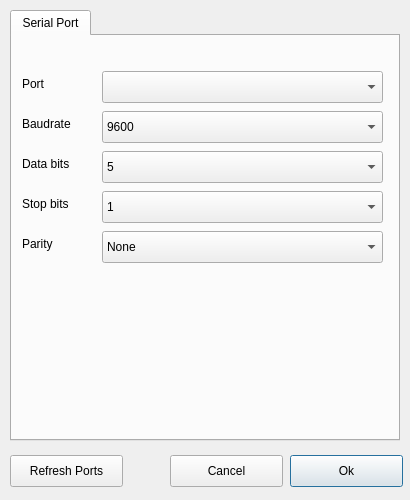
Before: the Qt Designer form optiondialog.ui in robotic-framework/gsc, drawn with Qt 5.
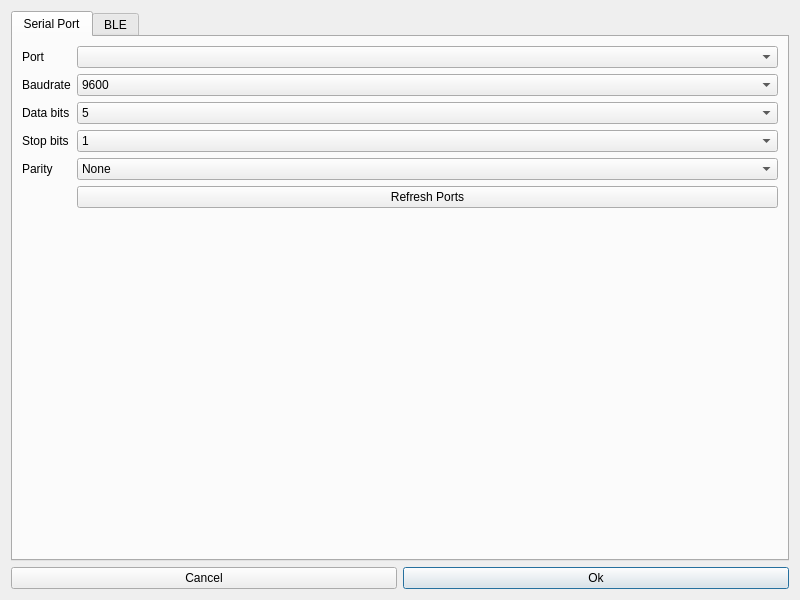
After: the same form once the commit is applied.

Patch:
```diff
--- a/optiondialog.ui
+++ b/optiondialog.ui
@@ -6,34 +6,28 @@
    <rect>
     <x>0</x>
     <y>0</y>
-    <width>410</width>
-    <height>500</height>
+    <width>800</width>
+    <height>600</height>
    </rect>
   </property>
   <property name="minimumSize">
    <size>
-    <width>410</width>
-    <height>500</height>
+    <width>600</width>
+    <height>400</height>
    </size>
   </property>
   <property name="maximumSize">
    <size>
-    <width>410</width>
-    <height>500</height>
+    <width>800</width>
+    <height>600</height>
    </size>
   </property>
   <property name="windowTitle">
    <string>Serial Setting</string>
   </property>
+  <layout class="QVBoxLayout" name="verticalLayout" stretch="10,2">
+   <item>
   <widget class="QTabWidget" name="tabWidget">
-   <property name="geometry">
-    <rect>
-     <x>10</x>
-     <y>10</y>
-     <width>390</width>
-     <height>431</height>
-    </rect>
-   </property>
    <property name="sizePolicy">
     <sizepolicy hsizetype="Preferred" vsizetype="Preferred">
      <horstretch>0</horstretch>
@@ -50,90 +44,29 @@
     <attribute name="title">
      <string>Serial Port</string>
     </attribute>
+      <layout class="QFormLayout" name="formLayout">
+       <property name="fieldGrowthPolicy">
+        <enum>QFormLayout::AllNonFixedFieldsGrow</enum>
+       </property>
+       <item row="1" column="0">
     <widget class="QLabel" name="label">
-     <property name="geometry">
-      <rect>
-       <x>10</x>
-       <y>40</y>
-       <width>100</width>
-       <height>16</height>
-      </rect>
-     </property>
      <property name="text">
       <string>Port</string>
      </property>
     </widget>
+       </item>
+       <item row="1" column="1">
+        <widget class="QComboBox" name="comboPorts"/>
+       </item>
+       <item row="3" column="0">
     <widget class="QLabel" name="label_2">
-     <property name="geometry">
-      <rect>
-       <x>10</x>
-       <y>80</y>
-       <width>100</width>
-       <height>16</height>
-      </rect>
-     </property>
      <property name="text">
       <string>Baudrate</string>
      </property>
     </widget>
-    <widget class="QLabel" name="label_3">
-     <property name="geometry">
-      <rect>
-       <x>10</x>
-       <y>120</y>
-       <width>60</width>
-       <height>16</height>
-      </rect>
-     </property>
-     <property name="text">
-      <string>Data bits</string>
-     </property>
-    </widget>
-    <widget class="QLabel" name="label_4">
-     <property name="geometry">
-      <rect>
-       <x>10</x>
-       <y>200</y>
-       <width>60</width>
-       <height>16</height>
-      </rect>
-     </property>
-     <property name="text">
-      <string>Parity</string>
-     </property>
-    </widget>
-    <widget class="QLabel" name="label_5">
-     <property name="geometry">
-      <rect>
-       <x>10</x>
-       <y>160</y>
-       <width>60</width>
-       <height>16</height>
-      </rect>
-     </property>
-     <property name="text">
-      <string>Stop bits</string>
-     </property>
-    </widget>
-    <widget class="QComboBox" name="comboPorts">
-     <property name="geometry">
-      <rect>
-       <x>90</x>
-       <y>35</y>
-       <width>281</width>
-       <height>32</height>
-      </rect>
-     </property>
-    </widget>
+       </item>
+       <item row="3" column="1">
     <widget class="QComboBox" name="comboBaudrate">
-     <property name="geometry">
-      <rect>
-       <x>90</x>
-       <y>75</y>
-       <width>281</width>
-       <height>32</height>
-      </rect>
-     </property>
      <property name="currentText">
       <string notr="true">115200</string>
      </property>
@@ -173,15 +106,16 @@
       </property>
      </item>
     </widget>
+       </item>
+       <item row="5" column="0">
+        <widget class="QLabel" name="label_3">
+         <property name="text">
+          <string>Data bits</string>
+         </property>
+        </widget>
+       </item>
+       <item row="5" column="1">
     <widget class="QComboBox" name="comboDatabits">
-     <property name="geometry">
-      <rect>
-       <x>90</x>
-       <y>115</y>
-       <width>281</width>
-       <height>32</height>
-      </rect>
-     </property>
      <property name="currentText">
       <string notr="true">8</string>
      </property>
@@ -206,15 +140,16 @@
       </property>
      </item>
     </widget>
+       </item>
+       <item row="7" column="0">
+        <widget class="QLabel" name="label_5">
+         <property name="text">
+          <string>Stop bits</string>
+         </property>
+        </widget>
+       </item>
+       <item row="7" column="1">
     <widget class="QComboBox" name="comboStopbits">
-     <property name="geometry">
-      <rect>
-       <x>90</x>
-       <y>155</y>
-       <width>281</width>
-       <height>32</height>
-      </rect>
-     </property>
      <property name="currentText">
       <string notr="true">1</string>
      </property>
@@ -234,15 +169,16 @@
       </property>
      </item>
     </widget>
+       </item>
+       <item row="9" column="0">
+        <widget class="QLabel" name="label_4">
+         <property name="text">
+          <string>Parity</string>
+         </property>
+        </widget>
+       </item>
+       <item row="9" column="1">
     <widget class="QComboBox" name="comboParity">
-     <property name="geometry">
-      <rect>
-       <x>90</x>
-       <y>195</y>
-       <width>281</width>
-       <height>32</height>
-      </rect>
-     </property>
      <property name="currentText">
       <string>None</string>
      </property>
@@ -262,17 +198,100 @@
       </property>
      </item>
     </widget>
-   </widget>
-  </widget>
+       </item>
+       <item row="11" column="1">
+        <widget class="QPushButton" name="btnRefresh">
+         <property name="text">
+          <string>Refresh Ports</string>
+         </property>
+        </widget>
+       </item>
+      </layout>
+     </widget>
+     <widget class="QWidget" name="tabBle">
+      <attribute name="title">
+       <string>BLE</string>
+      </attribute>
+      <layout class="QHBoxLayout" name="horizontalLayout_2" stretch="1,1">
+       <property name="leftMargin">
+        <number>10</number>
+       </property>
+       <property name="topMargin">
+        <number>10</number>
+       </property>
+       <property name="rightMargin">
+        <number>10</number>
+       </property>
+       <property name="bottomMargin">
+        <number>0</number>
+       </property>
+       <item>
+        <layout class="QVBoxLayout" name="verticalLayout_2">
+         <item>
+          <widget class="QListWidget" name="listBLE"/>
+         </item>
+         <item>
+          <widget class="QPushButton" name="btnRefreshBLE">
+           <property name="text">
+            <string>Refresh Devices</string>
+           </property>
+          </widget>
+         </item>
+        </layout>
+       </item>
+       <item>
+        <layout class="QFormLayout" name="formLayout_2">
+         <property name="fieldGrowthPolicy">
+          <enum>QFormLayout::AllNonFixedFieldsGrow</enum>
+         </property>
+         <item row="0" column="0">
+          <widget class="QLabel" name="label_6">
+           <property name="text">
+            <string>Name</string>
+           </property>
+          </widget>
+         </item>
+         <item row="0" column="1">
+          <widget class="QLabel" name="lblBLEName">
+           <property name="text">
+            <string/>
+           </property>
+          </widget>
+         </item>
+         <item row="1" column="0">
+          <widget class="QLabel" name="label_8">
+           <property name="text">
+            <string>Address</string>
+           </property>
+          </widget>
+         </item>
+         <item row="1" column="1">
+          <widget class="QLabel" name="lblBLEAddr">
+           <property name="text">
+            <string/>
+           </property>
+          </widget>
+         </item>
+        </layout>
+       </item>
+      </layout>
+     </widget>
+    </widget>
+   </item>
+   <item>
+    <layout class="QHBoxLayout" name="horizontalLayout" stretch="1,1">
+     <property name="sizeConstraint">
+      <enum>QLayout::SetDefaultConstraint</enum>
+     </property>
+     <item>
+      <widget class="QPushButton" name="pushButton_2">
+       <property name="text">
+        <string>Cancel</string>
+       </property>
+      </widget>
+     </item>
+     <item>
   <widget class="QPushButton" name="pushButton">
-   <property name="geometry">
-    <rect>
-     <x>290</x>
-     <y>455</y>
-     <width>113</width>
-     <height>32</height>
-    </rect>
-   </property>
    <property name="text">
     <string>Ok</string>
    </property>
@@ -283,32 +302,10 @@
     <bool>false</bool>
    </property>
   </widget>
-  <widget class="QPushButton" name="pushButton_2">
-   <property name="geometry">
-    <rect>
-     <x>170</x>
-     <y>455</y>
-     <width>113</width>
-     <height>32</height>
-    </rect>
-   </property>
-   <property name="text">
-    <string>Cancel</string>
-   </property>
-  </widget>
-  <widget class="QPushButton" name="btnRefresh">
-   <property name="geometry">
-    <rect>
-     <x>10</x>
-     <y>455</y>
-     <width>113</width>
-     <height>32</height>
-    </rect>
-   </property>
-   <property name="text">
-    <string>Refresh Ports</string>
-   </property>
-  </widget>
+     </item>
+    </layout>
+   </item>
+  </layout>
  </widget>
  <resources/>
  <connections/>
```
Lines whose indentation alone changed are shown as unchanged.
